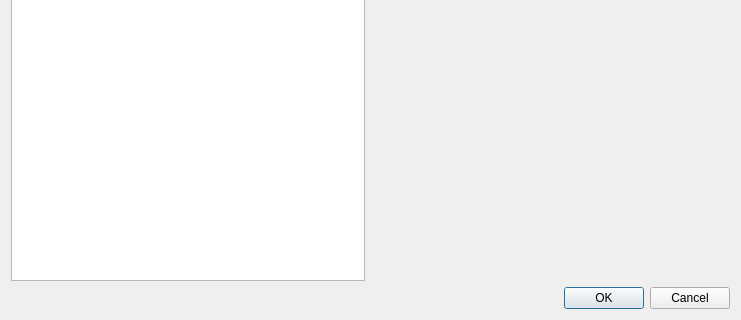
Above: Pdf4QtLibGui/pdfcreatebitonaldocumentdialog.ui from JakubMelka/PDF4QT before the change; both pictures show x 0 to 741 and y 210 to 530 of the 741 by 530 pixel window. Below: the same form after it.
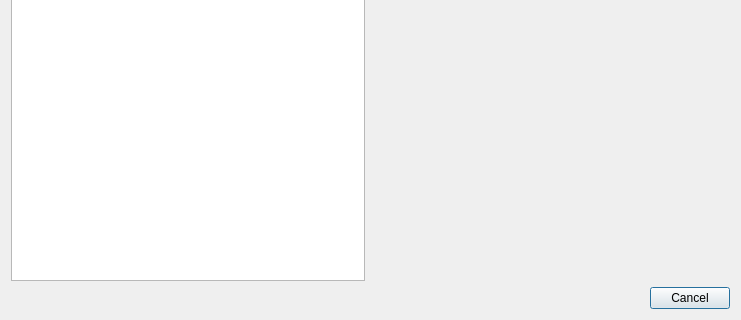
That is the form after the change.

Patch:
```diff
--- a/Pdf4QtLibGui/pdfcreatebitonaldocumentdialog.ui
+++ b/Pdf4QtLibGui/pdfcreatebitonaldocumentdialog.ui
@@ -20,7 +20,7 @@
       <enum>Qt::Horizontal</enum>
      </property>
      <property name="standardButtons">
-      <set>QDialogButtonBox::Cancel|QDialogButtonBox::Ok</set>
+      <set>QDialogButtonBox::Cancel</set>
      </property>
     </widget>
    </item>
```
Left out of the diff: 16 changed lines with no effect on the pictures.
